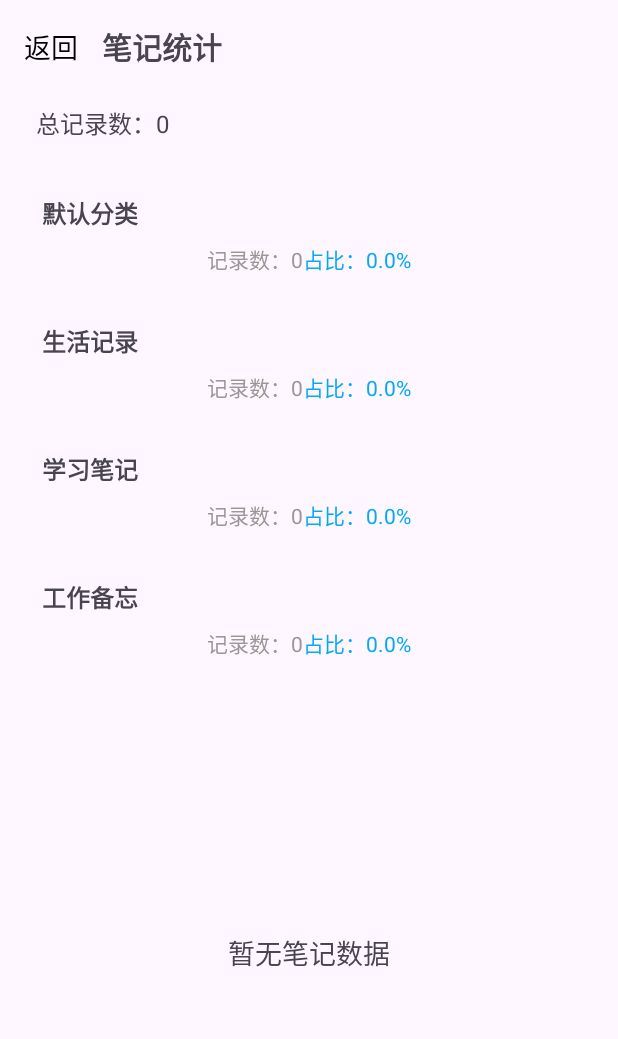
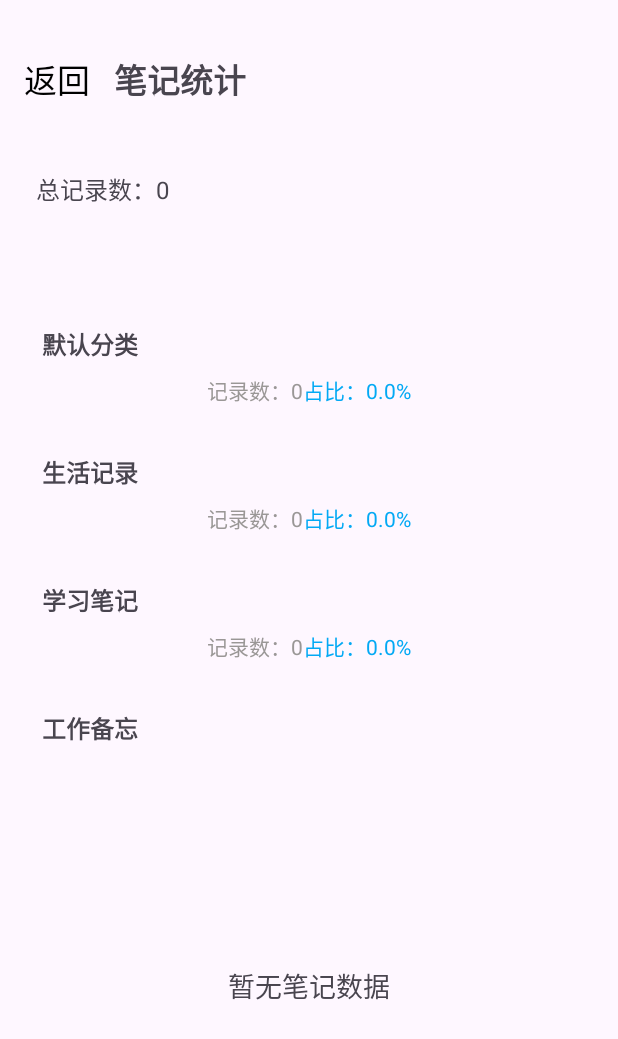
Before and after one commit to yaojiangjun/AndroidProject, an Android app: the StatisticsActivity screen opened directly, with no data from a screen before it, on a phone screen of 412 x 824 dp. Shown: the top 1039 px of the screen. Run offline under Robolectric (Android 15) with nearby library versions, the phone set to English and light mode, and no system bars; our stand-ins replace Room's generated code.

Commit message:
调整UI，A类完成

```diff
--- a/app/src/main/res/layout/activity_main.xml
+++ b/app/src/main/res/layout/activity_main.xml
@@ -13,7 +13,7 @@
         android:layout_width="match_parent"
         android:layout_height="wrap_content"
         android:text="@string/app_name"
-        android:textSize="24sp"
+        android:textSize="33sp"
         android:textStyle="bold"
         android:padding="16dp"
         app:layout_constraintTop_toTopOf="parent"/>
--- a/app/src/main/res/layout/activity_splash.xml
+++ b/app/src/main/res/layout/activity_splash.xml
@@ -7,11 +7,11 @@
     android:background="?attr/colorPrimary">
 
     <TextView
-        android:layout_width="wrap_content"
-        android:layout_height="wrap_content"
+        android:layout_width="267dp"
+        android:layout_height="196dp"
         android:text="@string/app_name"
         android:textColor="@android:color/white"
-        android:textSize="46sp"
+        android:textSize="66sp"
         android:textStyle="bold" />
 
     <TextView
--- a/app/src/main/res/layout/activity_statistics.xml
+++ b/app/src/main/res/layout/activity_statistics.xml
@@ -8,24 +8,24 @@
     <!-- 标题栏 -->
     <LinearLayout
         android:layout_width="match_parent"
-        android:layout_height="wrap_content"
-        android:gravity="center_vertical"
-        android:layout_marginBottom="16dp">
+        android:layout_height="74dp"
+        android:layout_marginBottom="16dp"
+        android:gravity="center_vertical">
 
         <TextView
             android:id="@+id/backTv"
             android:layout_width="wrap_content"
             android:layout_height="wrap_content"
             android:text="返回"
-            android:textSize="18sp"
-            android:textColor="@color/black" />
+            android:textColor="@color/black"
+            android:textSize="22sp" />
 
         <TextView
             android:layout_width="wrap_content"
             android:layout_height="wrap_content"
             android:layout_marginStart="16dp"
             android:text="笔记统计"
-            android:textSize="20sp"
+            android:textSize="22sp"
             android:textStyle="bold" />
     </LinearLayout>
 
@@ -33,7 +33,7 @@
     <TextView
         android:id="@+id/totalCountTv"
         android:layout_width="match_parent"
-        android:layout_height="wrap_content"
+        android:layout_height="83dp"
         android:padding="8dp"
         android:textSize="16sp" />
 
```
Also changed, not shown: 2 other files.
